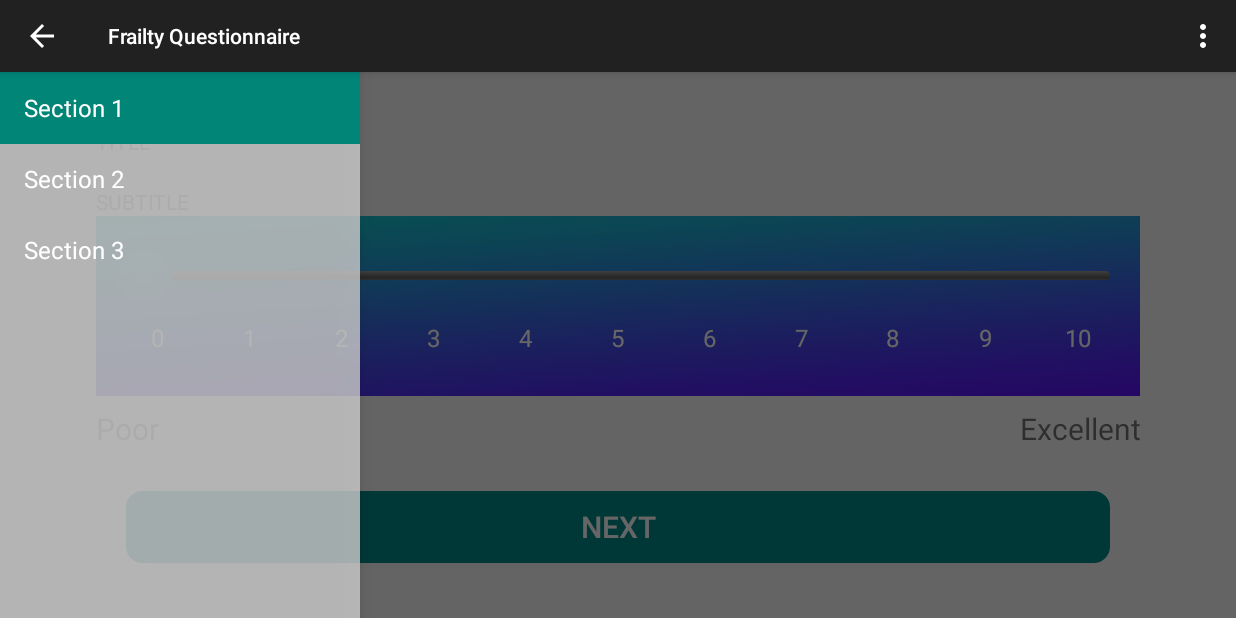
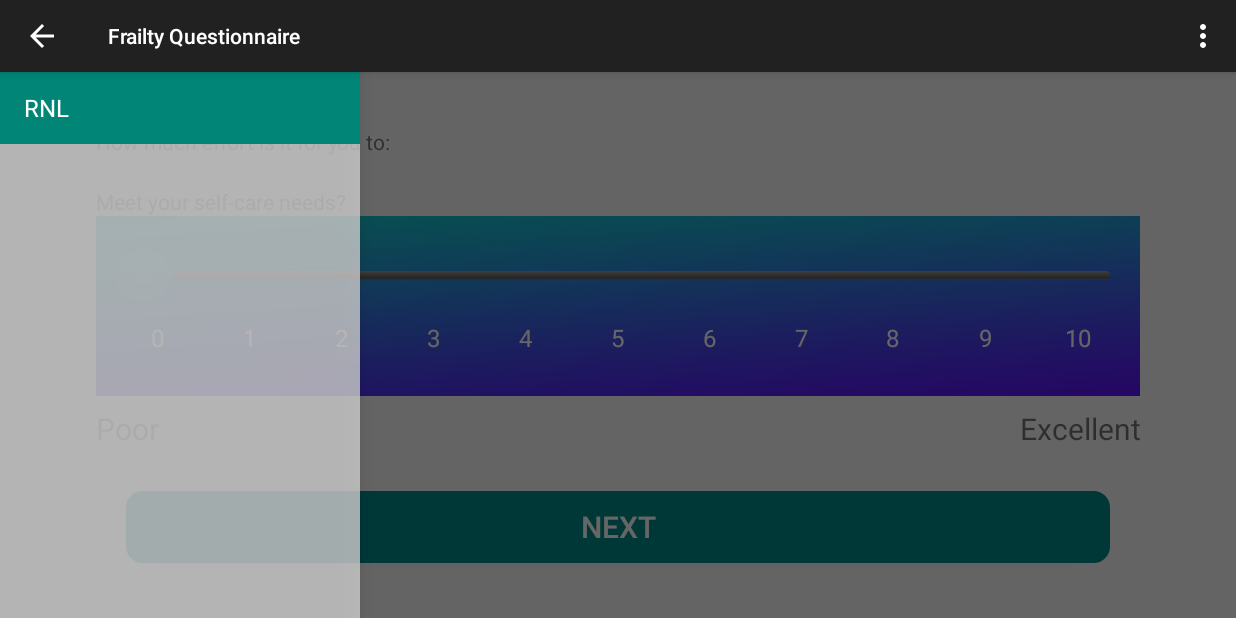
Before and after one commit to avadnerkar/FrailtyQuestionnaire, an Android app: the DrawerFragment screen opened directly, with no data from a screen before it, on a phone screen of 824 x 412 dp (held sideways). Run offline under Robolectric (Android 15) with nearby library versions, the phone set to English and light mode, and no system bars; 3 statements that could not run were skipped.

Commit message:
Experimenting with fragments

```diff
--- a/FrailtyQuestionnaire/app/src/main/java/physiotherapy/mcgill/com/frailtyquestionnaire/DataSource.java
+++ b/FrailtyQuestionnaire/app/src/main/java/physiotherapy/mcgill/com/frailtyquestionnaire/DataSource.java
@@ -14,7 +14,7 @@ public class DataSource {
     public static void init(Context context){
 
         ArrayList<ItemQuestion> rnlQuestions = new ArrayList<>();
-        rnlQuestions.add(new ItemQuestion(R.layout.cell_rnl, context.getString(R.string.rnlTitle), context.getString(R.string.rnl1), null, "RNL1", null));
+        rnlQuestions.add(new ItemQuestion(ItemQuestion.QuestionType.RNL, context.getString(R.string.rnlTitle), context.getString(R.string.rnl1), null, "RNL1", null));
         ItemSection rnlSection = new ItemSection(context.getString(R.string.rnl), rnlQuestions);
 
         sections = new ArrayList<>();
--- a/FrailtyQuestionnaire/app/src/main/java/physiotherapy/mcgill/com/frailtyquestionnaire/DrawerFragment.java
+++ b/FrailtyQuestionnaire/app/src/main/java/physiotherapy/mcgill/com/frailtyquestionnaire/DrawerFragment.java
@@ -1,5 +1,6 @@
 package physiotherapy.mcgill.com.frailtyquestionnaire;
 
+import android.provider.ContactsContract;
 import android.support.v7.app.AppCompatActivity;
 import android.app.Activity;
 import android.support.v7.app.ActionBar;
@@ -21,6 +22,9 @@ import android.widget.AdapterView;
 import android.widget.ArrayAdapter;
 import android.widget.ListView;
 import android.widget.Toast;
+
+import java.util.ArrayList;
+import java.util.List;
 
 /**
  * Fragment used for managing interactions for and presentation of a navigation drawer.
@@ -97,15 +101,16 @@ public class DrawerFragment extends Fragment {
                 selectItem(position);
             }
         });
+        ArrayList<String> sections = new ArrayList<>();
+        for (ItemSection section : DataSource.sections){
+            sections.add(section.title);
+        }
+        String[] sectionsArray = sections.toArray(new String[sections.size()]);
         mDrawerListView.setAdapter(new ArrayAdapter<String>(
                 getActionBar().getThemedContext(),
                 android.R.layout.simple_list_item_activated_1,
                 android.R.id.text1,
-                new String[]{
-                        getString(R.string.title_section1),
-                        getString(R.string.title_section2),
-                        getString(R.string.title_section3),
-                }));
+                sectionsArray));
         mDrawerListView.setItemChecked(mCurrentSelectedPosition, true);
         return mDrawerListView;
     }
--- /dev/null
+++ b/FrailtyQuestionnaire/app/src/main/java/physiotherapy/mcgill/com/frailtyquestionnaire/QuestionRNL.java
@@ -0,0 +1,42 @@
+package physiotherapy.mcgill.com.frailtyquestionnaire;
+
+import android.app.Activity;
+import android.content.Context;
+import android.provider.ContactsContract;
+import android.util.Log;
+import android.view.LayoutInflater;
+import android.view.View;
+import android.widget.Button;
+import android.widget.LinearLayout;
+import android.widget.TextView;
+
+/**
+ * Created by Abhishek Vadnerkar on 15-10-31.
+ */
+public class QuestionRNL {
+
+    public QuestionRNL(Context context, int sectionNum, int questionNum, final QuestionnaireActivity.PlaceholderFragment.Handler handler){
+
+        QuestionnaireActivity.PlaceholderFragment.containerLayout.removeAllViews();
+        ItemQuestion question = DataSource.sections.get(sectionNum).questions.get(questionNum);
+
+        LayoutInflater inflater = (LayoutInflater) context.getSystemService(Context.LAYOUT_INFLATER_SERVICE);
+        View view = inflater.inflate(R.layout.cell_rnl, QuestionnaireActivity.PlaceholderFragment.containerLayout, true);
+
+        TextView title = (TextView) view.findViewById(R.id.title);
+        title.setText(question.title);
+
+        TextView subtitle = (TextView) view.findViewById(R.id.subtitle);
+        subtitle.setText(question.subtitle);
+
+        Button button = (Button) view.findViewById(R.id.button);
+        button.setOnClickListener(new View.OnClickListener() {
+            @Override
+            public void onClick(View v) {
+                Log.d("Debug", "Button clicked");
+                handler.showNext();
+            }
+        });
+    }
+
+}
--- a/FrailtyQuestionnaire/app/src/main/java/physiotherapy/mcgill/com/frailtyquestionnaire/QuestionnaireActivity.java
+++ b/FrailtyQuestionnaire/app/src/main/java/physiotherapy/mcgill/com/frailtyquestionnaire/QuestionnaireActivity.java
@@ -1,6 +1,8 @@
 package physiotherapy.mcgill.com.frailtyquestionnaire;
 
 import android.app.Activity;
+import android.content.Context;
+import android.provider.ContactsContract;
 import android.support.v7.app.AppCompatActivity;
 import android.support.v7.app.ActionBar;
 import android.support.v4.app.Fragment;
@@ -21,6 +23,9 @@ public class QuestionnaireActivity extends AppCompatActivity
      * Fragment managing the behaviors, interactions and presentation of the navigation drawer.
      */
     private DrawerFragment mNavigationDrawerFragment;
+    public static Context context;
+    public static int sectionNumber;
+    public static int questionNumber;
 
     /**
      * Used to store the last screen title. For use in {@link #restoreActionBar()}.
@@ -32,6 +37,7 @@ public class QuestionnaireActivity extends AppCompatActivity
         super.onCreate(savedInstanceState);
         setContentView(R.layout.activity_questionnaire);
 
+        context = this;
         mNavigationDrawerFragment = (DrawerFragment)
                 getSupportFragmentManager().findFragmentById(R.id.navigation_drawer);
         mTitle = getTitle();
@@ -40,29 +46,32 @@ public class QuestionnaireActivity extends AppCompatActivity
         mNavigationDrawerFragment.setUp(
                 R.id.navigation_drawer,
                 (DrawerLayout) findViewById(R.id.drawer_layout));
+
+        FragmentManager fragmentManager = getSupportFragmentManager();
+        PlaceholderFragment fragment = PlaceholderFragment.newInstance();
+        fragmentManager.beginTransaction()
+                .replace(R.id.container, fragment, "fragment")
+                .commit();
+
+        sectionNumber = 0;
+        questionNumber = 0;
+
     }
 
     @Override
     public void onNavigationDrawerItemSelected(int position) {
         // update the main content by replacing fragments
+
+        sectionNumber = position;
+        questionNumber = 0;
+
         FragmentManager fragmentManager = getSupportFragmentManager();
-        fragmentManager.beginTransaction()
-                .replace(R.id.container, PlaceholderFragment.newInstance(position + 1))
-                .commit();
+        PlaceholderFragment fragment = (PlaceholderFragment) fragmentManager.findFragmentByTag("fragment");
+        fragment.loadQuestion(sectionNumber, questionNumber);
     }
 
-    public void onSectionAttached(int number) {
-        switch (number) {
-            case 1:
-                mTitle = getString(R.string.title_section1);
-                break;
-            case 2:
-                mTitle = getString(R.string.title_section2);
-                break;
-            case 3:
-                mTitle = getString(R.string.title_section3);
-                break;
-        }
+    public void onSectionAttached(String title) {
+        mTitle = title;
     }
 
     public void restoreActionBar() {
@@ -117,38 +126,88 @@ public class QuestionnaireActivity extends AppCompatActivity
          * Returns a new instance of this fragment for the given section
          * number.
          */
-        public static PlaceholderFragment newInstance(int sectionNumber) {
+        public static PlaceholderFragment newInstance() {
             PlaceholderFragment fragment = new PlaceholderFragment();
-            Bundle args = new Bundle();
-            args.putInt(ARG_SECTION_NUMBER, sectionNumber);
-            fragment.setArguments(args);
+//            Bundle args = new Bundle();
+//            args.putInt(ARG_SECTION_NUMBER, sectionNumber);
+//            fragment.setArguments(args);
             return fragment;
         }
 
         public PlaceholderFragment() {
         }
 
+
+        public static LinearLayout containerLayout;
         @Override
         public View onCreateView(LayoutInflater inflater, ViewGroup container,
                                  Bundle savedInstanceState) {
             View rootView = inflater.inflate(R.layout.fragment_questionnaire, container, false);
 
-            LinearLayout containerLayout = (LinearLayout) rootView.findViewById(R.id.container);
-            containerLayout.removeAllViews();
-            inflater.inflate(DataSource.sections.get(0).questions.get(0).view, containerLayout, true);
+            containerLayout = (LinearLayout) rootView.findViewById(R.id.container_layout);
+
+            loadQuestion(sectionNumber,questionNumber);
 
             return rootView;
         }
 
 
-
-
         @Override
         public void onAttach(Activity activity) {
             super.onAttach(activity);
-            ((QuestionnaireActivity) activity).onSectionAttached(
-                    getArguments().getInt(ARG_SECTION_NUMBER));
+            //((QuestionnaireActivity) activity).onSectionAttached(DataSource.sections.get(getArguments().getInt(ARG_SECTION_NUMBER)).title);
         }
+
+
+        public void loadQuestion(int sectionNum, int questionNum){
+            ItemQuestion question = DataSource.sections.get(sectionNum).questions.get(questionNum);
+            ItemQuestion.QuestionType questionType = question.questionType;
+
+            switch (questionType){
+                case RNL:
+                    new QuestionRNL(context, sectionNum, questionNum, handler);
+                    break;
+            }
+        }
+
+        public void nextQuestion(){
+            if (questionNumber < DataSource.sections.get(sectionNumber).questions.size()-1){
+                questionNumber = questionNumber + 1;
+            } else if (sectionNumber < DataSource.sections.size()-1){
+                sectionNumber = sectionNumber + 1;
+                questionNumber = 0;
+            } else {
+                //finish
+                getActivity().finish();
+                return;
+            }
+
+            loadQuestion(sectionNumber, questionNumber);
+
+        }
+
+
+        private Handler handler = new Handler() {
+            @Override
+            public void showNext() {
+                nextQuestion();
+            }
+
+            @Override
+            public void showPrevious() {
+
+            }
+        };
+
+        public interface Handler{
+            void showNext();
+
+            void showPrevious();
+
+        }
+
     }
 
+
+
 }
--- a/FrailtyQuestionnaire/app/src/main/res/layout/cell_rnl.xml
+++ b/FrailtyQuestionnaire/app/src/main/res/layout/cell_rnl.xml
@@ -196,6 +196,7 @@
         android:layout_weight="0.2"/>
 
     <Button
+        android:id="@+id/button"
         android:layout_width="match_parent"
         android:layout_height="wrap_content"
         android:text="@string/next"
--- a/FrailtyQuestionnaire/app/src/main/res/layout/fragment_questionnaire.xml
+++ b/FrailtyQuestionnaire/app/src/main/res/layout/fragment_questionnaire.xml
@@ -1,8 +1,9 @@
+
 <LinearLayout xmlns:android="http://schemas.android.com/apk/res/android"
     xmlns:tools="http://schemas.android.com/tools" android:layout_width="match_parent"
     android:layout_height="match_parent"
     android:orientation="vertical"
-    android:id="@+id/container"
-    tools:context=".MainActivity$PlaceholderFragment">
+    android:id="@+id/container_layout"
+    tools:context=".MainActivity$PlaceholderFragment" >
 
 </LinearLayout>
```
Also changed, not shown: FrailtyQuestionnaire/app/src/main/java/physiotherapy/mcgill/com/frailtyquestionnaire/ItemQuestion.java (+7 -3 lines), FrailtyQuestionnaire/app/src/main/java/physiotherapy/mcgill/com/frailtyquestionnaire/RnlFragment.java (deleted, +0 -92 lines), FrailtyQuestionnaire/app/src/main/res/layout/fragment_rnl.xml (deleted, +0 -205 lines).
